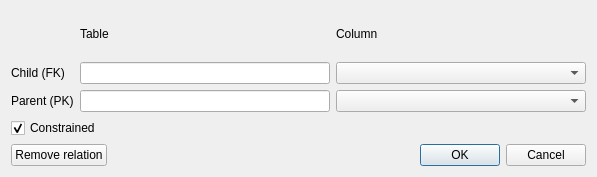
Above: src/schema2/schema2relationdialog.ui from mugiseyebrows/mugi-query before the change. Below: the same form after it.
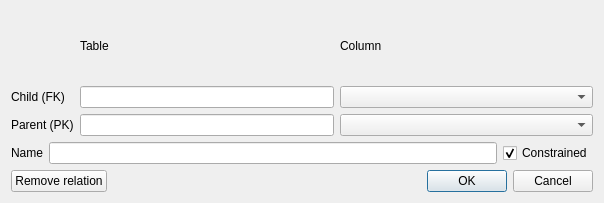
That is the form after the change.

Commit message: StringHash, Schema2ChangeSet

Diff of the .ui file:
```diff
--- a/src/schema2/schema2relationdialog.ui
+++ b/src/schema2/schema2relationdialog.ui
@@ -6,8 +6,8 @@
    <rect>
     <x>0</x>
     <y>0</y>
-    <width>597</width>
-    <height>177</height>
+    <width>604</width>
+    <height>203</height>
    </rect>
   </property>
   <property name="windowTitle">
@@ -65,6 +65,18 @@
       <widget class="QComboBox" name="parentColumn"/>
      </item>
     </layout>
+   </item>
+   <item>
+    <layout class="QHBoxLayout" name="horizontalLayout_2">
+     <item>
+      <widget class="QLabel" name="label_5">
+       <property name="text">
+        <string>Name</string>
+       </property>
+      </widget>
+     </item>
+     <item>
+      <widget class="QLineEdit" name="constraintName"/>
    </item>
    <item>
     <widget class="QCheckBox" name="constrained">
@@ -75,6 +87,8 @@
       <bool>true</bool>
      </property>
     </widget>
+     </item>
+    </layout>
    </item>
    <item>
     <layout class="QHBoxLayout" name="horizontalLayout">
```
Left out of the diff: 40 changed lines with no effect on the pictures. Lines whose indentation alone changed are shown as unchanged. The commit also changes 36 other files.
